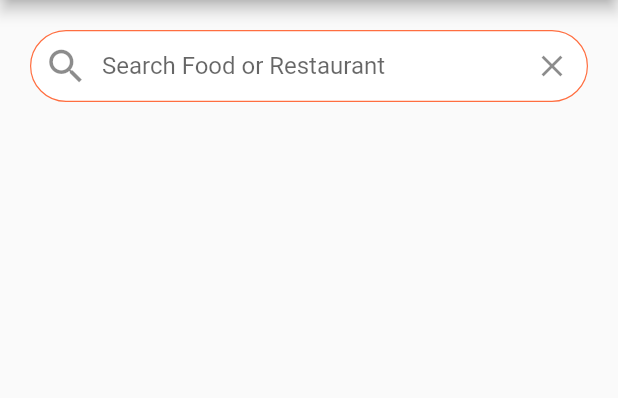
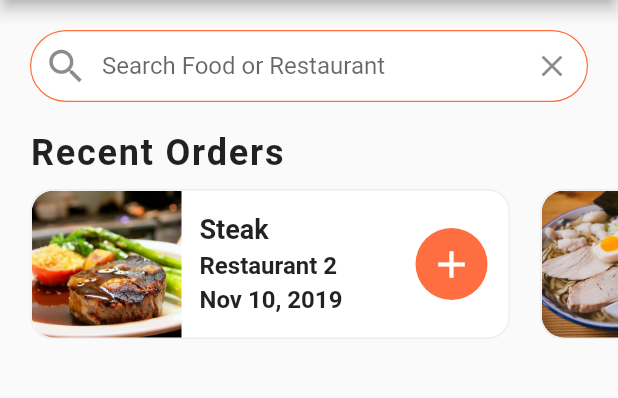
Before and after one commit to TechiePhil/food_delivery, a Flutter app: the screen it shows after launch, on a phone screen of 412 x 824 dp, the part 84-482 px from its top. Run offline on Flutter 3.47's test engine with Material 2 defaults, Android fonts, the phone set to English and light mode, and no system bars.

Commit message:
modified home screen to reflect recent orders addition.

```diff
--- a/lib/screens/home_screen.dart
+++ b/lib/screens/home_screen.dart
@@ -1,5 +1,6 @@
 import 'package:flutter/material.dart';
 import 'package:food_delivery/data/data.dart';
+import 'package:food_delivery/widgets/recent_orders.dart';
 
 class HomeScreen extends StatefulWidget {
   @override
@@ -58,7 +59,8 @@ class HomeScreenState extends State<HomeScreen> {
               ),
               ),
             ),
-          )
+          ),
+          RecentOrders()
         ]
       )
     );
```
